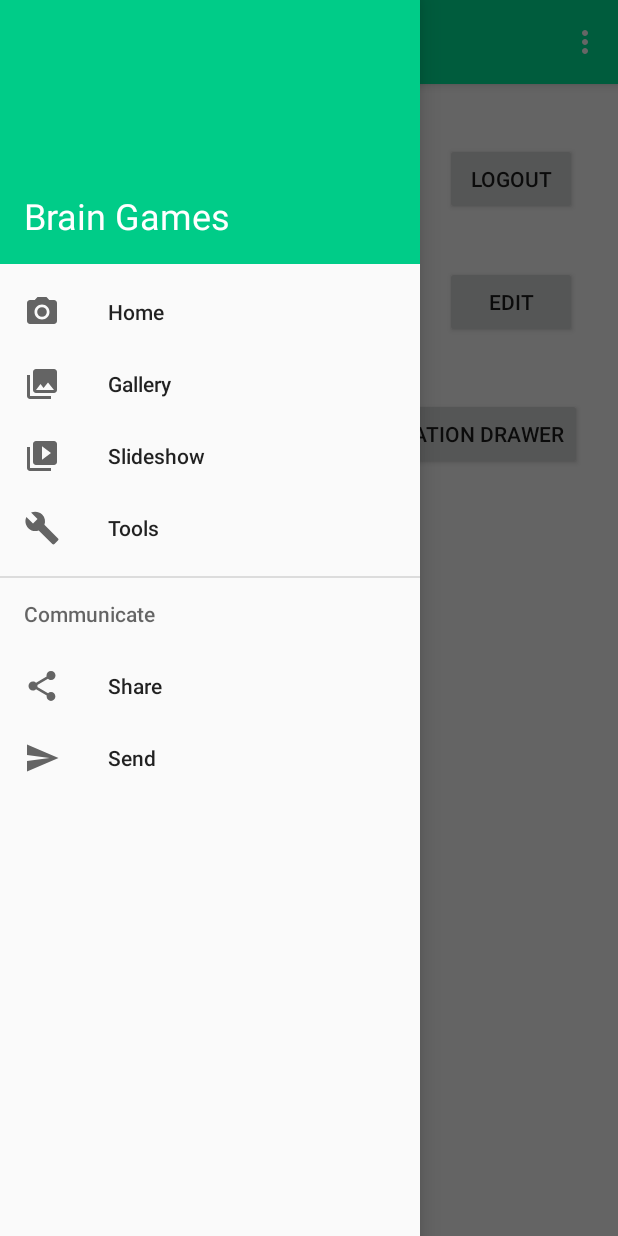
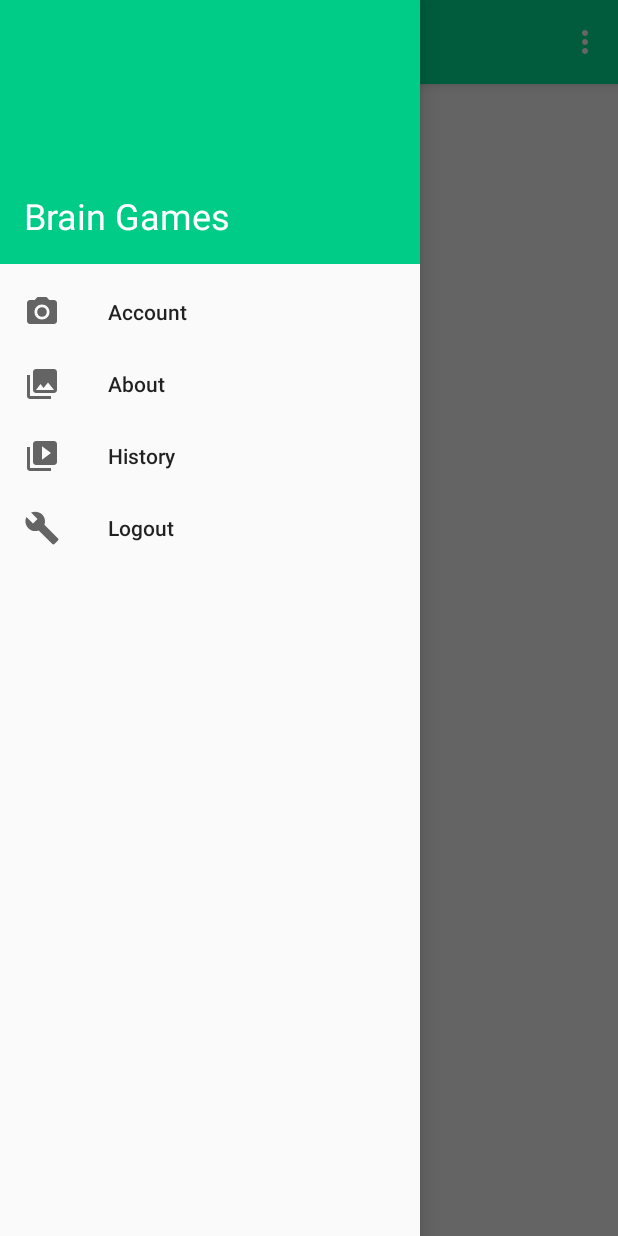
Before and after one commit to manciapham/CECS453-Project, an Android app: the UserHomeActivity screen opened directly, with no data from a screen before it, with the side drawer open, on a phone screen of 412 x 824 dp. Run offline under Robolectric (Android 15) with nearby library versions, the phone set to English and light mode, and no system bars.

Commit message:
updated nav

```diff
--- a/CECS453FinalProject/app/src/main/java/com/example/cecs453finalproject/UserHomeActivity.java
+++ b/CECS453FinalProject/app/src/main/java/com/example/cecs453finalproject/UserHomeActivity.java
@@ -77,17 +77,11 @@ public class UserHomeActivity extends AppCompatActivity implements NavigationVie
         // Handle navigation view item clicks here.
         int id = item.getItemId();
 
-        if (id == R.id.nav_home) {
+        if (id == R.id.nav_account) {
             // Handle the camera action
-        } else if (id == R.id.nav_gallery) {
+        } else if (id == R.id.nav_about) {
 
-        } else if (id == R.id.nav_slideshow) {
-
-        } else if (id == R.id.nav_tools) {
-
-        } else if (id == R.id.nav_share) {
-
-        } else if (id == R.id.nav_send) {
+        } else if (id == R.id.nav_logout) {
 
         }
 
--- a/CECS453FinalProject/app/src/main/res/layout/activity_user_home.xml
+++ b/CECS453FinalProject/app/src/main/res/layout/activity_user_home.xml
@@ -4,7 +4,8 @@
     xmlns:tools="http://schemas.android.com/tools"
     android:layout_width="match_parent"
     android:layout_height="match_parent"
-    tools:context=".UserHomeActivity">
-
+    app:layout_behavior="@string/appbar_scrolling_view_behavior"
+    tools:context=".UserHomeActivity"
+    tools:showIn="@layout/app_bar_navigation_drawer">
 
 </android.support.constraint.ConstraintLayout>
--- a/CECS453FinalProject/app/src/main/res/layout/app_bar_navigation_drawer.xml
+++ b/CECS453FinalProject/app/src/main/res/layout/app_bar_navigation_drawer.xml
@@ -20,6 +20,6 @@
 
     </android.support.design.widget.AppBarLayout>
 
-    <include layout="@layout/content_navigation_drawer" />
+    <include layout="@layout/activity_user_home" />
 
 </android.support.design.widget.CoordinatorLayout>
--- a/CECS453FinalProject/app/src/main/res/layout/content_navigation_drawer.xml
+++ /dev/null
@@ -1,81 +0,0 @@
-<?xml version="1.0" encoding="utf-8"?>
-<android.support.constraint.ConstraintLayout xmlns:android="http://schemas.android.com/apk/res/android"
-    xmlns:app="http://schemas.android.com/apk/res-auto"
-    xmlns:tools="http://schemas.android.com/tools"
-    android:layout_width="match_parent"
-    android:layout_height="match_parent"
-    app:layout_behavior="@string/appbar_scrolling_view_behavior"
-    tools:context=".UserHomeActivity"
-    tools:showIn="@layout/app_bar_navigation_drawer">
-
-    <Button
-        android:id="@+id/b_logout"
-        android:layout_width="wrap_content"
-        android:layout_height="wrap_content"
-        android:layout_marginStart="8dp"
-        android:layout_marginTop="8dp"
-        android:layout_marginEnd="8dp"
-        android:text="@string/logout"
-        app:layout_constraintBottom_toBottomOf="parent"
-        app:layout_constraintEnd_toEndOf="parent"
-        app:layout_constraintHorizontal_bias="0.938"
-        app:layout_constraintStart_toStartOf="parent"
-        app:layout_constraintTop_toTopOf="parent"
-        app:layout_constraintVertical_bias="0.044" />
-
-    <Button
-        android:id="@+id/b_settings"
-        android:layout_width="wrap_content"
-        android:layout_height="wrap_content"
-        android:layout_marginStart="8dp"
-        android:layout_marginEnd="8dp"
-        android:layout_marginBottom="8dp"
-        android:text="@string/settings"
-        app:layout_constraintBottom_toBottomOf="parent"
-        app:layout_constraintEnd_toEndOf="parent"
-        app:layout_constraintHorizontal_bias="0.055"
-        app:layout_constraintStart_toStartOf="parent"
-        app:layout_constraintTop_toTopOf="parent"
-        app:layout_constraintVertical_bias="0.056" />
-
-    <Button
-        android:id="@+id/b_about"
-        android:layout_width="wrap_content"
-        android:layout_height="wrap_content"
-        android:layout_marginStart="8dp"
-        android:layout_marginEnd="8dp"
-        android:layout_marginBottom="8dp"
-        android:text="@string/about_us"
-        app:layout_constraintBottom_toBottomOf="parent"
-        app:layout_constraintEnd_toEndOf="parent"
-        app:layout_constraintStart_toStartOf="parent"
-        app:layout_constraintTop_toTopOf="parent"
-        app:layout_constraintVertical_bias="0.915" />
-
-    <Button
-        android:id="@+id/b_edit"
-        android:layout_width="wrap_content"
-        android:layout_height="wrap_content"
-        android:layout_marginStart="8dp"
-        android:layout_marginTop="8dp"
-        android:layout_marginEnd="8dp"
-        android:layout_marginBottom="8dp"
-        android:text="@string/edit"
-        app:layout_constraintBottom_toBottomOf="parent"
-        app:layout_constraintEnd_toEndOf="parent"
-        app:layout_constraintHorizontal_bias="0.938"
-        app:layout_constraintStart_toStartOf="parent"
-        app:layout_constraintTop_toTopOf="parent"
-        app:layout_constraintVertical_bias="0.161" />
-
-    <Button
-        android:id="@+id/btn_nav_drawer"
-        android:layout_width="wrap_content"
-        android:layout_height="wrap_content"
-        android:layout_marginTop="40dp"
-        android:layout_marginEnd="24dp"
-        android:text="@string/navigation_drawer_open"
-        app:layout_constraintEnd_toEndOf="parent"
-        app:layout_constraintTop_toBottomOf="@+id/b_edit" />
-
-</android.support.constraint.ConstraintLayout>
--- a/CECS453FinalProject/app/src/main/res/menu/activity_navigation_drawer_drawer.xml
+++ b/CECS453FinalProject/app/src/main/res/menu/activity_navigation_drawer_drawer.xml
@@ -5,34 +5,21 @@
 
     <group android:checkableBehavior="single">
         <item
-            android:id="@+id/nav_home"
+            android:id="@+id/nav_account"
             android:icon="@drawable/ic_menu_camera"
-            android:title="@string/menu_home" />
+            android:title="@string/menu_account" />
         <item
-            android:id="@+id/nav_gallery"
+            android:id="@+id/nav_about"
             android:icon="@drawable/ic_menu_gallery"
-            android:title="@string/menu_gallery" />
+            android:title="@string/menu_about" />
         <item
-            android:id="@+id/nav_slideshow"
+            android:id="@+id/nav_history"
             android:icon="@drawable/ic_menu_slideshow"
-            android:title="@string/menu_slideshow" />
+            android:title="@string/menu_history"/>
         <item
-            android:id="@+id/nav_tools"
+            android:id="@+id/nav_logout"
             android:icon="@drawable/ic_menu_manage"
-            android:title="@string/menu_tools" />
+            android:title="@string/menu_logout" />
     </group>
 
-    <item android:title="Communicate">
-        <menu>
-            <item
-                android:id="@+id/nav_share"
-                android:icon="@drawable/ic_menu_share"
-                android:title="@string/menu_share" />
-            <item
-                android:id="@+id/nav_send"
-                android:icon="@drawable/ic_menu_send"
-                android:title="@string/menu_send" />
-        </menu>
-    </item>
-
 </menu>
--- a/CECS453FinalProject/app/src/main/res/values/strings.xml
+++ b/CECS453FinalProject/app/src/main/res/values/strings.xml
@@ -34,4 +34,9 @@
 
 
     <string name ="edit_account">Edit Account</string>
+
+    <string name="menu_account">Account</string>
+    <string name="menu_about">About</string>
+    <string name="menu_logout">Logout</string>
+    <string name="menu_history">History</string>
 </resources>
```
